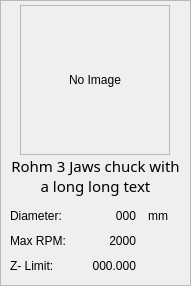
85vmh/teachinlathe, file src/teachinlathe/widgets/lathe_fixtures/lathe_fixture.ui: the form before one commit.
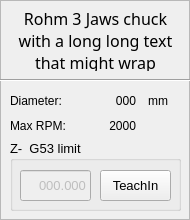
The form after the commit. Custom widgets are drawn as their Qt base class.

Diff of the .ui file:
```diff
--- a/src/teachinlathe/widgets/lathe_fixtures/lathe_fixture.ui
+++ b/src/teachinlathe/widgets/lathe_fixtures/lathe_fixture.ui
@@ -6,10 +6,16 @@
    <rect>
     <x>0</x>
     <y>0</y>
-    <width>191</width>
-    <height>286</height>
+    <width>190</width>
+    <height>220</height>
    </rect>
   </property>
+  <property name="sizePolicy">
+   <sizepolicy hsizetype="Fixed" vsizetype="Fixed">
+    <horstretch>0</horstretch>
+    <verstretch>0</verstretch>
+   </sizepolicy>
+  </property>
   <property name="windowTitle">
    <string>Form</string>
   </property>
@@ -21,8 +27,8 @@
     <rect>
      <x>0</x>
      <y>0</y>
-     <width>191</width>
-     <height>286</height>
+     <width>190</width>
+     <height>220</height>
     </rect>
    </property>
    <property name="frameShape">
@@ -35,7 +41,7 @@
     <property name="geometry">
      <rect>
       <x>10</x>
-      <y>230</y>
+      <y>115</y>
       <width>81</width>
       <height>21</height>
      </rect>
@@ -47,35 +53,19 @@
      <string>Max RPM:</string>
     </property>
    </widget>
-   <widget class="QLabel" name="label_9">
-    <property name="geometry">
-     <rect>
-      <x>10</x>
-      <y>255</y>
-      <width>61</width>
-      <height>21</height>
-     </rect>
-    </property>
-    <property name="styleSheet">
-     <string notr="true">font: 11pt &quot;Noto Sans&quot;;</string>
-    </property>
-    <property name="text">
-     <string>Z- Limit:</string>
-    </property>
-   </widget>
    <widget class="QLabel" name="description">
     <property name="geometry">
      <rect>
       <x>10</x>
-      <y>155</y>
+      <y>10</y>
       <width>171</width>
-      <height>41</height>
+      <height>61</height>
      </rect>
     </property>
     <property name="font">
      <font>
       <family>Noto Sans</family>
-      <pointsize>11</pointsize>
+      <pointsize>12</pointsize>
       <weight>50</weight>
       <italic>false</italic>
       <bold>false</bold>
@@ -88,7 +78,7 @@
      <enum>QFrame::NoFrame</enum>
     </property>
     <property name="text">
-     <string>Rohm 3 Jaws chuck with a long long text</string>
+     <string>Rohm 3 Jaws chuck with a long long text that might wrap</string>
     </property>
     <property name="alignment">
      <set>Qt::AlignCenter</set>
@@ -97,49 +87,11 @@
      <bool>true</bool>
     </property>
    </widget>
-   <widget class="QLabel" name="zMinusLimit">
-    <property name="geometry">
-     <rect>
-      <x>75</x>
-      <y>255</y>
-      <width>61</width>
-      <height>21</height>
-     </rect>
-    </property>
-    <property name="styleSheet">
-     <string notr="true">font: 11pt &quot;Noto Sans&quot;;</string>
-    </property>
-    <property name="text">
-     <string>000.000</string>
-    </property>
-    <property name="alignment">
-     <set>Qt::AlignRight|Qt::AlignTrailing|Qt::AlignVCenter</set>
-    </property>
-   </widget>
-   <widget class="QLabel" name="imageView">
-    <property name="geometry">
-     <rect>
-      <x>20</x>
-      <y>5</y>
-      <width>150</width>
-      <height>150</height>
-     </rect>
-    </property>
-    <property name="frameShape">
-     <enum>QFrame::StyledPanel</enum>
-    </property>
-    <property name="text">
-     <string>No Image</string>
-    </property>
-    <property name="alignment">
-     <set>Qt::AlignCenter</set>
-    </property>
-   </widget>
    <widget class="QLabel" name="label_2">
     <property name="geometry">
      <rect>
       <x>10</x>
-      <y>205</y>
+      <y>90</y>
       <width>81</width>
       <height>21</height>
      </rect>
@@ -155,7 +107,7 @@
     <property name="geometry">
      <rect>
       <x>90</x>
-      <y>230</y>
+      <y>115</y>
       <width>46</width>
       <height>21</height>
      </rect>
@@ -174,7 +126,7 @@
     <property name="geometry">
      <rect>
       <x>140</x>
-      <y>205</y>
+      <y>90</y>
       <width>36</width>
       <height>21</height>
      </rect>
@@ -193,7 +145,7 @@
     <property name="geometry">
      <rect>
       <x>100</x>
-      <y>205</y>
+      <y>90</y>
       <width>36</width>
       <height>21</height>
      </rect>
@@ -208,8 +160,96 @@
      <set>Qt::AlignRight|Qt::AlignTrailing|Qt::AlignVCenter</set>
     </property>
    </widget>
+   <widget class="QGroupBox" name="groupBox">
+    <property name="geometry">
+     <rect>
+      <x>10</x>
+      <y>140</y>
+      <width>171</width>
+      <height>71</height>
+     </rect>
+    </property>
+    <property name="font">
+     <font>
+      <pointsize>10</pointsize>
+     </font>
+    </property>
+    <property name="title">
+     <string>Z-  G53 limit</string>
+    </property>
+    <widget class="QPushButton" name="teachZMinus">
+     <property name="geometry">
+      <rect>
+       <x>90</x>
+       <y>30</y>
+       <width>71</width>
+       <height>31</height>
+      </rect>
+     </property>
+     <property name="text">
+      <string>TeachIn</string>
+     </property>
+    </widget>
+    <widget class="TeachInLineEdit" name="zMinusLimit">
+     <property name="enabled">
+      <bool>false</bool>
+     </property>
+     <property name="geometry">
+      <rect>
+       <x>10</x>
+       <y>30</y>
+       <width>71</width>
+       <height>31</height>
+      </rect>
+     </property>
+     <property name="text">
+      <string>000.000</string>
+     </property>
+     <property name="alignment">
+      <set>Qt::AlignRight|Qt::AlignTrailing|Qt::AlignVCenter</set>
+     </property>
+     <property name="referenceType" stdset="0">
+      <number>0</number>
+     </property>
+     <property name="axisNumber" stdset="0">
+      <number>2</number>
+     </property>
+     <property name="inchFormat" stdset="0">
+      <string>%9.4f</string>
+     </property>
+     <property name="millimeterFormat" stdset="0">
+      <string>%10.3f</string>
+     </property>
+     <property name="degreeFormat" stdset="0">
+      <string>%10.2f</string>
+     </property>
+     <property name="latheMode" stdset="0">
+      <number>0</number>
+     </property>
+    </widget>
+   </widget>
+   <widget class="Line" name="line">
+    <property name="geometry">
+     <rect>
+      <x>0</x>
+      <y>70</y>
+      <width>191</width>
+      <height>20</height>
+     </rect>
+    </property>
+    <property name="orientation">
+     <enum>Qt::Horizontal</enum>
+    </property>
+   </widget>
   </widget>
  </widget>
+ <customwidgets>
+  <customwidget>
+   <class>TeachInLineEdit</class>
+   <extends>QLineEdit</extends>
+   <header>qtpyvcp.widgets.input_widgets.teachin_line_edit</header>
+  </customwidget>
+ </customwidgets>
  <resources/>
  <connections/>
 </ui>
```
Left out of the diff: 12 changed lines with no effect on the pictures.
